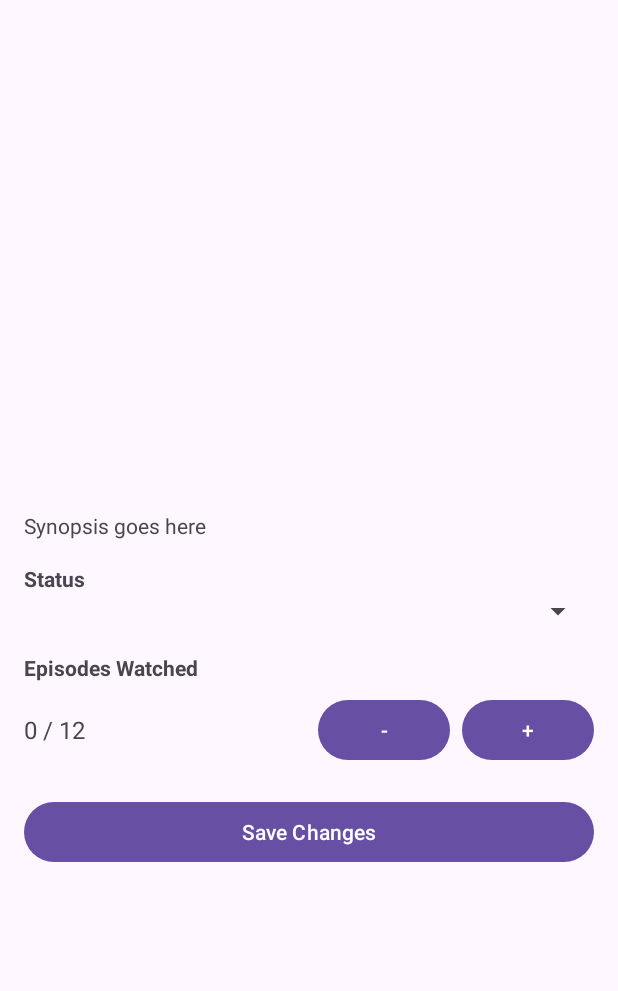
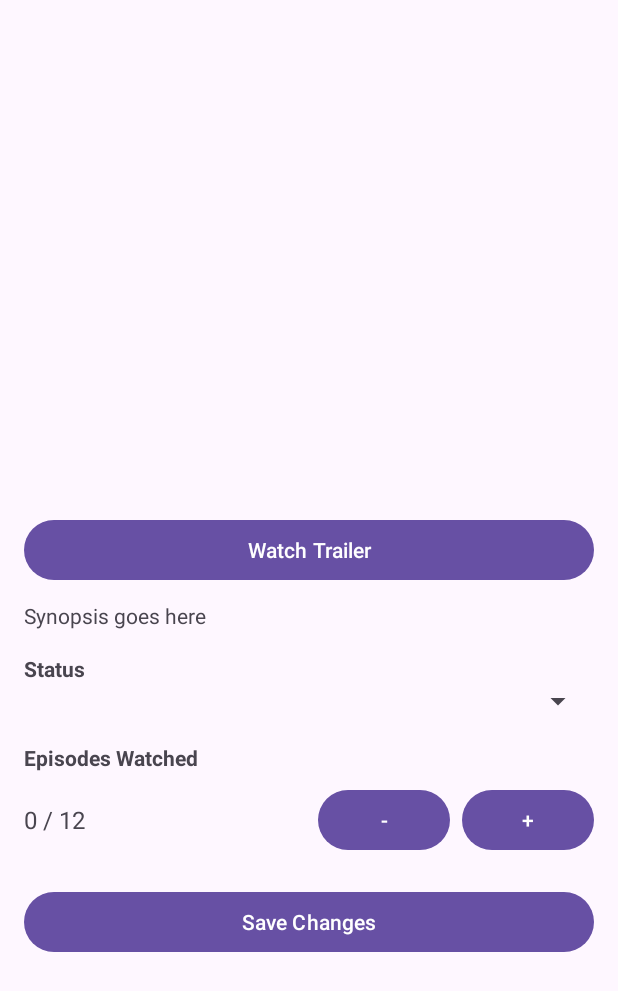
Before and after one commit to yashica-02/AnimeTracker, an Android app: the layout activity_anime_details.xml on its own in the app's theme, with its tools: preview values and no code run, on a phone screen of 412 x 824 dp. Shown: the top 991 px of the screen. Run offline under Robolectric (Android 15) with nearby library versions, the phone set to English and light mode, and no system bars.

Commit message:
Added the trailer youtube link

```diff
--- a/app/src/main/java/com/ysharma/animetracker/AnimeSearchAdapter.java
+++ b/app/src/main/java/com/ysharma/animetracker/AnimeSearchAdapter.java
@@ -55,6 +55,8 @@ public class AnimeSearchAdapter extends RecyclerView.Adapter<AnimeSearchAdapter.
             intent.putExtra("synopsis", anime.getSynopsis());
             intent.putExtra("watchedEpisodes", 0);
             intent.putExtra("status", "Watchlist");
+            intent.putExtra("trailerUrl", anime.getTrailerUrl());
+
             context.startActivity(intent);
         });
     }
--- a/app/src/main/res/layout/activity_anime_details.xml
+++ b/app/src/main/res/layout/activity_anime_details.xml
@@ -38,6 +38,13 @@
         <TextView android:id="@+id/animeType"
             android:layout_width="wrap_content"
             android:layout_height="wrap_content" />
+
+        <Button
+            android:id="@+id/watchTrailerButton"
+            android:layout_width="match_parent"
+            android:layout_height="wrap_content"
+            android:text="Watch Trailer"
+            android:layout_marginTop="12dp" />
 
         <TextView
             android:id="@+id/animeSynopsis"
```
Also changed, not shown: app/src/main/java/com/ysharma/animetracker/AnimeDetailsActivity.java (+24 -10 lines), app/src/main/java/com/ysharma/animetracker/model/Anime.java (+8 -0 lines).
